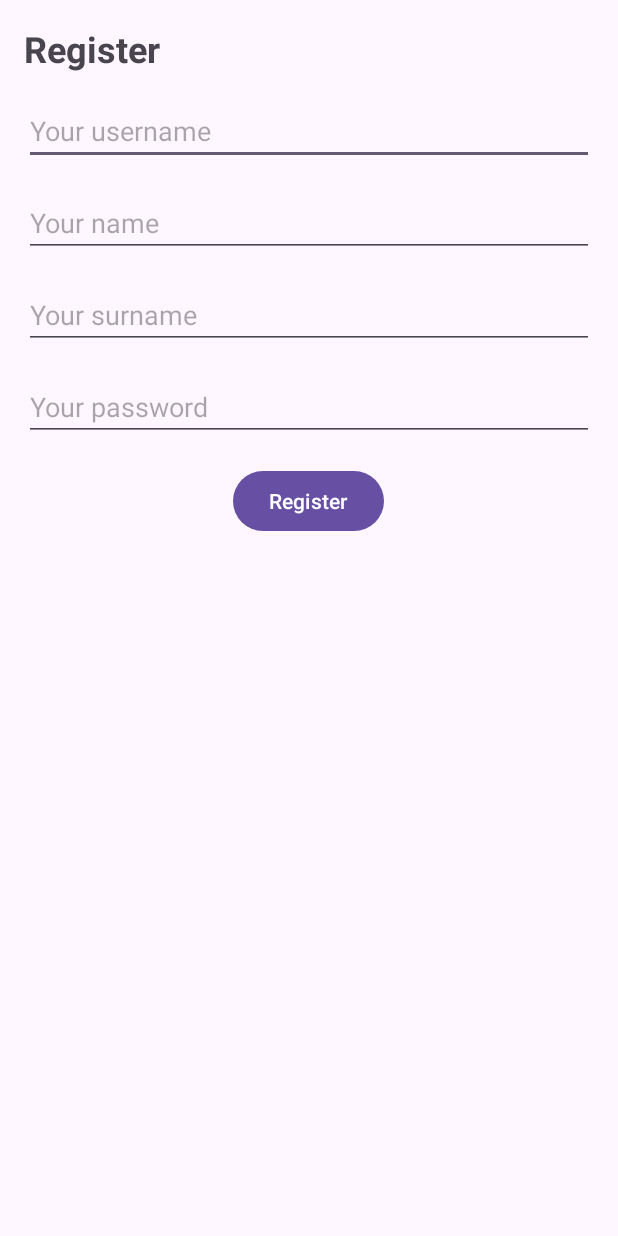
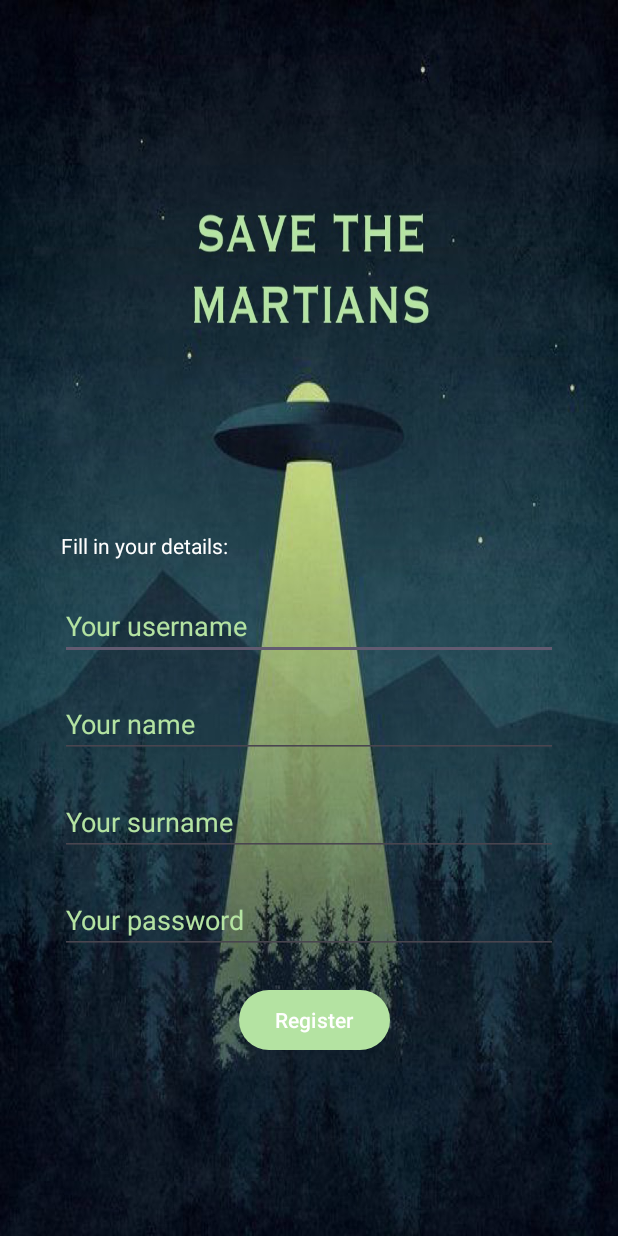
Before and after one commit to mayravm26/Martianslog, an Android app: the RegisterActivity screen opened directly, with no data from a screen before it, on a phone screen of 412 x 824 dp. Run offline under Robolectric (Android 15) with nearby library versions, the phone set to English and light mode, and no system bars.

Commit message:
Pantalles actualitzades

```diff
--- a/app/src/main/res/layout/activity_perfil.xml
+++ b/app/src/main/res/layout/activity_perfil.xml
@@ -5,7 +5,8 @@
     xmlns:tools="http://schemas.android.com/tools"
     android:layout_width="match_parent"
     android:layout_height="match_parent"
-    tools:context=".PerfilMainActivity">
+    tools:context=".PerfilMainActivity"
+    android:background="@drawable/background2">
     <TextView
         android:id="@+id/textView3"
         android:layout_width="wrap_content"
--- a/app/src/main/res/layout/activity_register.xml
+++ b/app/src/main/res/layout/activity_register.xml
@@ -11,73 +11,114 @@
         android:layout_height="match_parent"
         android:fillViewport="true">
 
-        <LinearLayout
+        <androidx.constraintlayout.widget.ConstraintLayout
+            android:id="@+id/linearLayout"
             android:layout_width="match_parent"
             android:layout_height="wrap_content"
-            android:orientation="vertical"
-            android:padding="16dp">
-
-            <TextView
-                android:layout_width="wrap_content"
-                android:layout_height="wrap_content"
-                android:text="Register"
-                android:textSize="24sp"
-                android:textStyle="bold" />
+            android:background="@drawable/background1">
 
             <EditText
                 android:id="@+id/usernameRegisterText"
-                android:layout_width="match_parent"
+                android:layout_width="0dp"
                 android:layout_height="wrap_content"
-                android:layout_marginTop="16dp"
+                android:layout_marginStart="40dp"
+                android:layout_marginTop="21dp"
+                android:layout_marginEnd="40dp"
                 android:ems="10"
                 android:hint="Your username"
-                android:inputType="text" />
+                android:inputType="text"
+                android:textColorHint="#B4E3A2"
+                app:layout_constraintEnd_toEndOf="parent"
+                app:layout_constraintStart_toStartOf="parent"
+                app:layout_constraintTop_toBottomOf="@+id/textView4" />
 
             <EditText
                 android:id="@+id/nameRegisterText"
-                android:layout_width="match_parent"
+                android:layout_width="0dp"
                 android:layout_height="wrap_content"
-                android:layout_marginTop="16dp"
+                android:layout_marginTop="20dp"
+                android:layout_marginEnd="40dp"
                 android:ems="10"
                 android:hint="Your name"
-                android:inputType="text" />
+                android:inputType="text"
+                android:textColorHint="#B4E3A2"
+                app:layout_constraintEnd_toEndOf="parent"
+                app:layout_constraintHorizontal_bias="1.0"
+                app:layout_constraintStart_toStartOf="@+id/usernameRegisterText"
+                app:layout_constraintTop_toBottomOf="@+id/usernameRegisterText" />
 
             <EditText
                 android:id="@+id/surnameRegisterText"
-                android:layout_width="match_parent"
+                android:layout_width="0dp"
                 android:layout_height="wrap_content"
-                android:layout_marginTop="16dp"
+                android:layout_marginTop="20dp"
+                android:layout_marginEnd="40dp"
                 android:ems="10"
                 android:hint="Your surname"
-                android:inputType="text" />
+                android:inputType="text"
+                android:textColorHint="#B4E3A2"
+                app:layout_constraintEnd_toEndOf="parent"
+                app:layout_constraintHorizontal_bias="0.0"
+                app:layout_constraintStart_toStartOf="@+id/nameRegisterText"
+                app:layout_constraintTop_toBottomOf="@+id/nameRegisterText" />
 
             <EditText
                 android:id="@+id/passwordRegisterText"
-                android:layout_width="match_parent"
+                android:layout_width="0dp"
                 android:layout_height="wrap_content"
-                android:layout_marginTop="16dp"
+                android:layout_marginTop="20dp"
+                android:layout_marginEnd="40dp"
                 android:ems="10"
                 android:hint="Your password"
-                android:inputType="textPassword" />
+                android:inputType="textPassword"
+                android:textColorHint="#B4E3A2"
+                app:layout_constraintEnd_toEndOf="parent"
+                app:layout_constraintHorizontal_bias="0.0"
+                app:layout_constraintStart_toStartOf="@+id/surnameRegisterText"
+                app:layout_constraintTop_toBottomOf="@+id/surnameRegisterText" />
 
             <Button
                 android:id="@+id/registerButton"
                 android:layout_width="wrap_content"
                 android:layout_height="wrap_content"
-                android:layout_gravity="center_horizontal"
-                android:layout_marginTop="16dp"
+                android:layout_marginTop="20dp"
                 android:onClick="registeronClicBtn"
-                android:text="Register" />
+                android:text="Register"
+                app:backgroundTint="#B4E3A2"
+                app:layout_constraintEnd_toEndOf="@+id/passwordRegisterText"
+                app:layout_constraintHorizontal_bias="0.516"
+                app:layout_constraintStart_toStartOf="@+id/passwordRegisterText"
+                app:layout_constraintTop_toBottomOf="@+id/passwordRegisterText" />
 
             <ProgressBar
                 android:id="@+id/progressBar"
                 style="?android:attr/progressBarStyle"
-                android:layout_width="match_parent"
+                android:layout_width="wrap_content"
                 android:layout_height="wrap_content"
+                android:layout_marginStart="16dp"
+                android:layout_marginLeft="16dp"
+                android:layout_marginTop="16dp"
+                android:progressDrawable="@drawable/spinner"
                 android:visibility="gone"
-                android:progressDrawable="@drawable/spinner"/>
+                app:layout_constraintStart_toStartOf="parent"
+                app:layout_constraintTop_toTopOf="parent" />
 
-        </LinearLayout>
+            <TextView
+                android:id="@+id/textView4"
+                android:layout_width="wrap_content"
+                android:layout_height="wrap_content"
+                android:layout_marginStart="70dp"
+                android:layout_marginTop="354dp"
+                android:layout_marginEnd="290dp"
+                android:layout_marginBottom="20dp"
+                android:text="Fill in your details:"
+                android:textColor="#FFFFFF"
+                app:layout_constraintBottom_toTopOf="@+id/usernameRegisterText"
+                app:layout_constraintEnd_toEndOf="parent"
+                app:layout_constraintStart_toStartOf="parent"
+                app:layout_constraintTop_toTopOf="parent" />
+
+        </androidx.constraintlayout.widget.ConstraintLayout>
     </ScrollView>
 
 
```
Also changed, not shown: app/src/main/res/layout/activity_login.xml (+23 -25 lines), app/src/main/res/layout/activity_main.xml (+14 -24 lines), app/src/main/res/layout/activity_tienda.xml (+2 -10 lines), app/src/main/res/drawable/background1.jpg (added), app/src/main/res/drawable/background2.jpeg (added).
